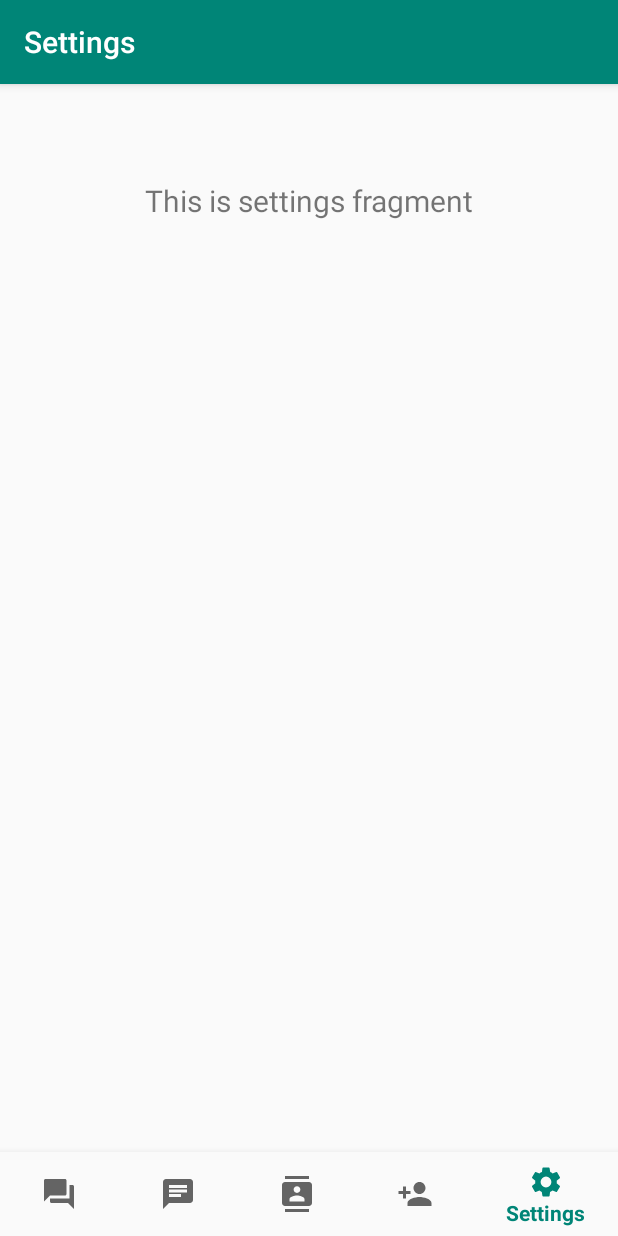
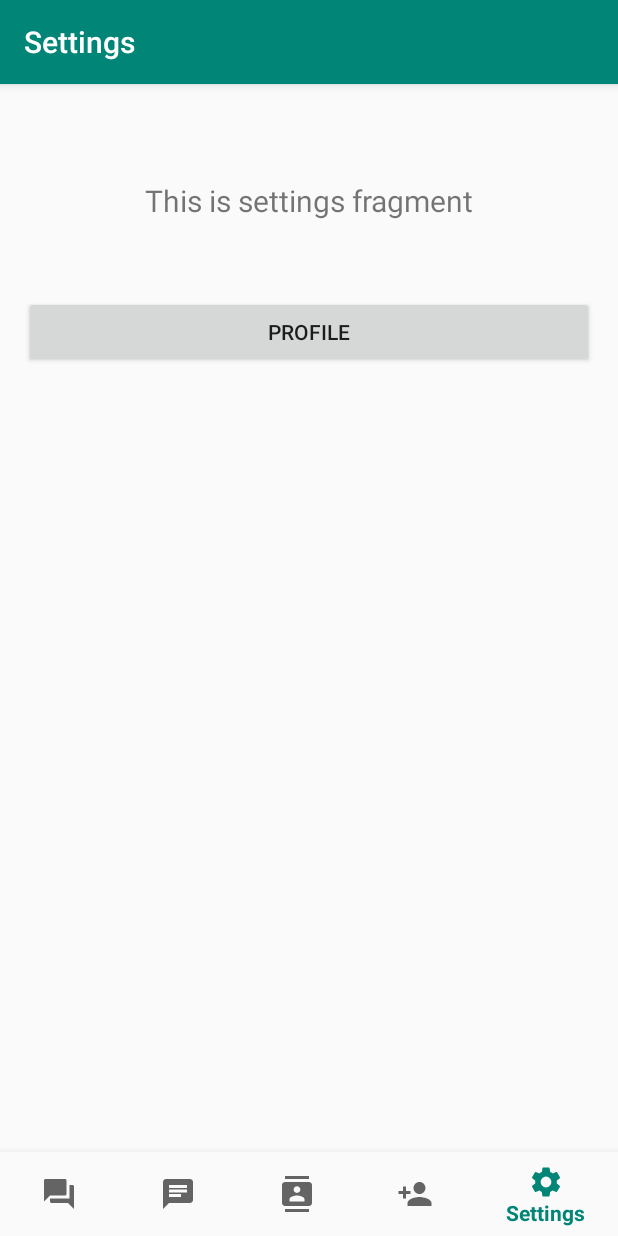
Before and after one commit to nickhaeff/JetMentor, an Android app: the SettingsFragment screen opened through its navigation route, on a phone screen of 412 x 824 dp. Run offline under Robolectric (Android 15) with nearby library versions, the phone set to English and light mode, and no system bars; our stand-ins replace navigation-ui.

Commit message:
Added ability to view profile from settings page

```diff
--- a/app/build.gradle
+++ b/app/build.gradle
@@ -29,6 +29,7 @@ dependencies {
     implementation 'androidx.navigation:navigation-fragment:2.2.1'
     implementation 'androidx.navigation:navigation-ui:2.2.1'
     implementation 'androidx.lifecycle:lifecycle-extensions:2.2.0'
+    implementation 'androidx.preference:preference:1.1.0-alpha05'
     testImplementation 'junit:junit:4.12'
     androidTestImplementation 'androidx.test.ext:junit:1.1.0'
     androidTestImplementation 'androidx.test.espresso:espresso-core:3.1.1'
--- a/app/src/main/AndroidManifest.xml
+++ b/app/src/main/AndroidManifest.xml
@@ -9,7 +9,8 @@
         android:roundIcon="@mipmap/ic_launcher_round"
         android:supportsRtl="true"
         android:theme="@style/AppTheme">
-        <activity android:name=".loginActivity"></activity>
+        <activity android:name=".viewProfileActivity"></activity>
+        <activity android:name=".loginActivity" />
         <activity
             android:name=".landingStrip"
             android:label="@string/title_activity_landing_strip" />
--- a/app/src/main/java/com/example/jetmentor/ui/settings/SettingsFragment.java
+++ b/app/src/main/java/com/example/jetmentor/ui/settings/SettingsFragment.java
@@ -1,9 +1,11 @@
 package com.example.jetmentor.ui.settings;
 
+import android.content.Intent;
 import android.os.Bundle;
 import android.view.LayoutInflater;
 import android.view.View;
 import android.view.ViewGroup;
+import android.widget.Button;
 import android.widget.TextView;
 
 import androidx.annotation.NonNull;
@@ -20,8 +22,7 @@ public class SettingsFragment extends Fragment {
 
     public View onCreateView(@NonNull LayoutInflater inflater,
                              ViewGroup container, Bundle savedInstanceState) {
-        settingsViewModel =
-                ViewModelProviders.of(this).get(SettingsViewModel.class);
+        settingsViewModel = ViewModelProviders.of(this).get(SettingsViewModel.class);
         View root = inflater.inflate(R.layout.fragment_settings, container, false);
         final TextView textView = root.findViewById(R.id.text_settings);
         settingsViewModel.getText().observe(this, new Observer<String>() {
@@ -30,6 +31,16 @@ public class SettingsFragment extends Fragment {
                 textView.setText(s);
             }
         });
+
+        final Intent intent = new Intent(getActivity(), com.example.jetmentor.viewProfileActivity.class);
+        final Button viewProfile = root.findViewById(R.id.view_profile);
+
+        viewProfile.setOnClickListener(new View.OnClickListener(){
+            public void onClick(View view){
+                startActivity(intent);
+            }
+        });
+
         return root;
     }
 }
--- a/app/src/main/res/layout/fragment_settings.xml
+++ b/app/src/main/res/layout/fragment_settings.xml
@@ -1,6 +1,7 @@
 <?xml version="1.0" encoding="utf-8"?>
 <androidx.constraintlayout.widget.ConstraintLayout xmlns:android="http://schemas.android.com/apk/res/android"
     xmlns:app="http://schemas.android.com/apk/res-auto"
+    xmlns:tools="http://schemas.android.com/tools"
     android:layout_width="match_parent"
     android:layout_height="match_parent">
 
@@ -16,4 +17,22 @@
         app:layout_constraintEnd_toEndOf="parent"
         app:layout_constraintStart_toStartOf="parent"
         app:layout_constraintTop_toTopOf="parent" />
+
+    <Button
+        android:id="@+id/view_profile"
+        android:layout_width="0dp"
+        android:layout_height="wrap_content"
+        android:layout_marginStart="16dp"
+        android:layout_marginLeft="16dp"
+        android:layout_marginTop="50dp"
+        android:layout_marginEnd="16dp"
+        android:layout_marginRight="16dp"
+        android:layout_marginBottom="100dp"
+        android:text="Profile"
+        app:layout_constraintBottom_toBottomOf="parent"
+        app:layout_constraintEnd_toEndOf="parent"
+        app:layout_constraintHorizontal_bias="0.0"
+        app:layout_constraintStart_toStartOf="parent"
+        app:layout_constraintTop_toBottomOf="@+id/text_settings"
+        app:layout_constraintVertical_bias="0.0" />
 </androidx.constraintlayout.widget.ConstraintLayout>
--- a/app/src/main/res/values/strings.xml
+++ b/app/src/main/res/values/strings.xml
@@ -9,4 +9,9 @@
     <string name="title_forum">Forum</string>
     <string name="title_mentors">Mentors</string>
     <string name="title_scout">Scout</string>
+    <string name="title_activity_view_profile">Profile</string>
+    <string name="lorem_ipsum">Lorem ipsum dolor sit amet, consectetur adipiscing elit.
+                            In hendrerit odio ac posuere convallis. Quisque ultricies nisl quam, vel malesuada
+                            justo euismod vel. Maecenas sapien enim, euismod nec erat molestie, pretium tincidunt
+                            nibh.</string>
 </resources>
```
Also changed, not shown: app/src/main/java/com/example/jetmentor/viewProfileActivity.java (added, +14 -0 lines), app/src/main/res/layout/activity_view_profile.xml (added, +95 -0 lines), app/src/main/res/drawable/hacker.jpg (added).
